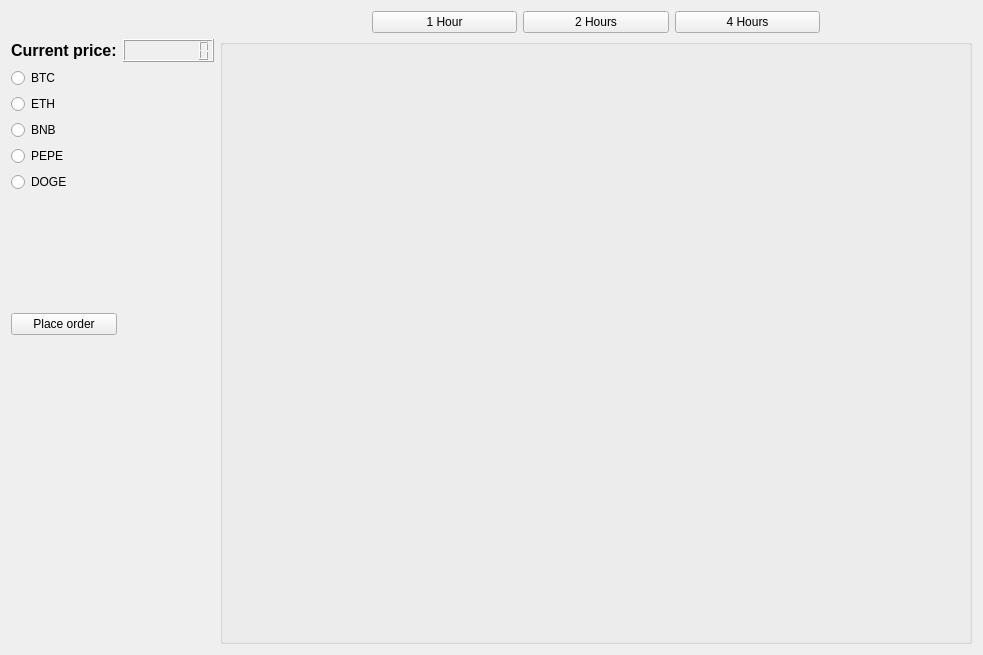
Qt form mainwindow.ui (Serejiy/BitExchnage) before a commit.
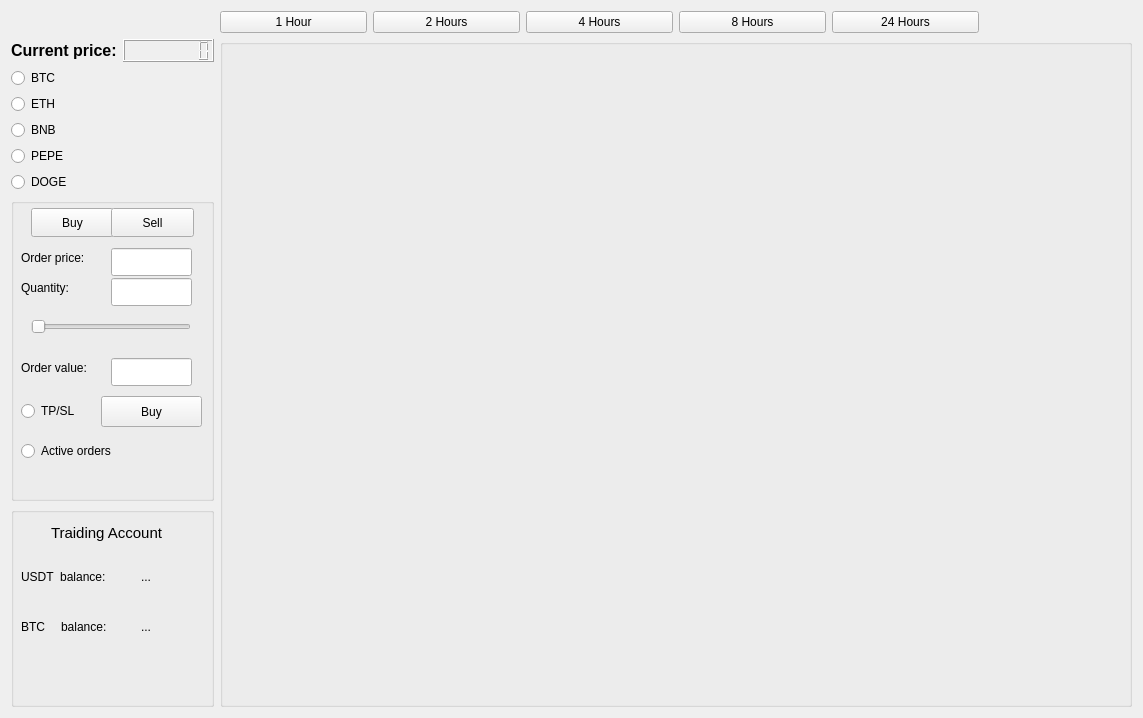
The same form after that commit.

Commit message: added placing order and balance design

```diff
--- a/mainwindow.ui
+++ b/mainwindow.ui
@@ -6,37 +6,22 @@
    <rect>
     <x>0</x>
     <y>0</y>
-    <width>983</width>
-    <height>655</height>
+    <width>1143</width>
+    <height>718</height>
    </rect>
   </property>
   <property name="windowTitle">
    <string>QtBinance</string>
   </property>
   <property name="styleSheet">
-   <string notr="true">
-}</string>
+   <string notr="true"/>
   </property>
   <property name="dockOptions">
    <set>QMainWindow::AllowTabbedDocks|QMainWindow::AnimatedDocks</set>
   </property>
   <widget class="QWidget" name="centralWidget">
    <layout class="QGridLayout" name="gridLayout_3">
-    <item row="8" column="0" rowspan="2">
-     <widget class="QPushButton" name="PlaceOrder">
-      <property name="text">
-       <string>Place order</string>
-      </property>
-     </widget>
-    </item>
-    <item row="3" column="0">
-     <widget class="QRadioButton" name="radioButton_2">
-      <property name="text">
-       <string>ETH</string>
-      </property>
-     </widget>
-    </item>
-    <item row="1" column="2" rowspan="13" colspan="5">
+    <item row="1" column="3" rowspan="11" colspan="6">
      <widget class="QGroupBox" name="groupBox">
       <property name="title">
        <string/>
@@ -44,10 +29,114 @@
       <layout class="QGridLayout" name="gridLayout_2"/>
      </widget>
     </item>
-    <item row="4" column="0">
-     <widget class="QRadioButton" name="radioButton_3">
+    <item row="6" column="0">
+     <widget class="QRadioButton" name="radioButton_5">
       <property name="text">
-       <string>BNB</string>
+       <string>DOGE</string>
+      </property>
+     </widget>
+    </item>
+    <item row="10" column="0" rowspan="2" colspan="2">
+     <widget class="QGroupBox" name="groupBox_2">
+      <property name="title">
+       <string/>
+      </property>
+      <widget class="QLabel" name="TraidingAccount">
+       <property name="geometry">
+        <rect>
+         <x>40</x>
+         <y>10</y>
+         <width>151</width>
+         <height>31</height>
+        </rect>
+       </property>
+       <property name="font">
+        <font>
+         <pointsize>11</pointsize>
+        </font>
+       </property>
+       <property name="text">
+        <string>Traiding Account</string>
+       </property>
+      </widget>
+      <widget class="QLabel" name="USDTlabel">
+       <property name="geometry">
+        <rect>
+         <x>10</x>
+         <y>60</y>
+         <width>101</width>
+         <height>20</height>
+        </rect>
+       </property>
+       <property name="text">
+        <string>USDT  balance:</string>
+       </property>
+      </widget>
+      <widget class="QLabel" name="balabel">
+       <property name="geometry">
+        <rect>
+         <x>50</x>
+         <y>110</y>
+         <width>63</width>
+         <height>20</height>
+        </rect>
+       </property>
+       <property name="text">
+        <string>balance:</string>
+       </property>
+      </widget>
+      <widget class="QLabel" name="USDTOutput">
+       <property name="geometry">
+        <rect>
+         <x>130</x>
+         <y>60</y>
+         <width>63</width>
+         <height>20</height>
+        </rect>
+       </property>
+       <property name="text">
+        <string>...</string>
+       </property>
+      </widget>
+      <widget class="QLabel" name="TokenOutput">
+       <property name="geometry">
+        <rect>
+         <x>130</x>
+         <y>110</y>
+         <width>63</width>
+         <height>20</height>
+        </rect>
+       </property>
+       <property name="text">
+        <string>...</string>
+       </property>
+      </widget>
+      <widget class="QLabel" name="Token">
+       <property name="geometry">
+        <rect>
+         <x>10</x>
+         <y>110</y>
+         <width>63</width>
+         <height>20</height>
+        </rect>
+       </property>
+       <property name="text">
+        <string>BTC</string>
+       </property>
+      </widget>
+     </widget>
+    </item>
+    <item row="2" column="0">
+     <widget class="QRadioButton" name="radioButton">
+      <property name="text">
+       <string>BTC</string>
+      </property>
+     </widget>
+    </item>
+    <item row="0" column="3">
+     <widget class="QPushButton" name="Hour">
+      <property name="text">
+       <string>1 Hour</string>
       </property>
      </widget>
     </item>
@@ -66,11 +155,36 @@
         <verstretch>0</verstretch>
        </sizepolicy>
       </property>
+      <property name="styleSheet">
+       <string notr="true">color: white;
+       </string>
+      </property>
       <property name="digitCount">
        <number>8</number>
       </property>
      </widget>
     </item>
+    <item row="0" column="6">
+     <widget class="QPushButton" name="EightHours">
+      <property name="text">
+       <string>8 Hours</string>
+      </property>
+     </widget>
+    </item>
+    <item row="5" column="0">
+     <widget class="QRadioButton" name="radioButton_4">
+      <property name="text">
+       <string>PEPE</string>
+      </property>
+     </widget>
+    </item>
+    <item row="0" column="7">
+     <widget class="QPushButton" name="TwentyFourHours">
+      <property name="text">
+       <string>24 Hours</string>
+      </property>
+     </widget>
+    </item>
     <item row="1" column="0">
      <widget class="QLabel" name="labelPairPrice">
       <property name="sizePolicy">
@@ -90,6 +204,20 @@
       </property>
      </widget>
     </item>
+    <item row="4" column="0">
+     <widget class="QRadioButton" name="radioButton_3">
+      <property name="text">
+       <string>BNB</string>
+      </property>
+     </widget>
+    </item>
+    <item row="3" column="0">
+     <widget class="QRadioButton" name="radioButton_2">
+      <property name="text">
+       <string>ETH</string>
+      </property>
+     </widget>
+    </item>
     <item row="0" column="4">
      <widget class="QPushButton" name="TwoHours">
       <property name="text">
@@ -97,32 +225,158 @@
       </property>
      </widget>
     </item>
-    <item row="0" column="3">
-     <widget class="QPushButton" name="Hour">
-      <property name="text">
-       <string>1 Hour</string>
+    <item row="7" column="0" rowspan="3" colspan="2">
+     <widget class="QGroupBox" name="groupBox_3">
+      <property name="title">
+       <string/>
       </property>
-     </widget>
-    </item>
-    <item row="2" column="0">
-     <widget class="QRadioButton" name="radioButton">
-      <property name="text">
-       <string>BTC</string>
-      </property>
-     </widget>
-    </item>
-    <item row="5" column="0">
-     <widget class="QRadioButton" name="radioButton_4">
-      <property name="text">
-       <string>PEPE</string>
-      </property>
-     </widget>
-    </item>
-    <item row="6" column="0">
-     <widget class="QRadioButton" name="radioButton_5">
-      <property name="text">
-       <string>DOGE</string>
-      </property>
+      <widget class="QPushButton" name="Buybtn">
+       <property name="geometry">
+        <rect>
+         <x>20</x>
+         <y>10</y>
+         <width>83</width>
+         <height>29</height>
+        </rect>
+       </property>
+       <property name="text">
+        <string>Buy</string>
+       </property>
+      </widget>
+      <widget class="QPushButton" name="Selbtn">
+       <property name="geometry">
+        <rect>
+         <x>100</x>
+         <y>10</y>
+         <width>83</width>
+         <height>29</height>
+        </rect>
+       </property>
+       <property name="text">
+        <string>Sell</string>
+       </property>
+      </widget>
+      <widget class="QLineEdit" name="OrderPticeLine">
+       <property name="geometry">
+        <rect>
+         <x>100</x>
+         <y>50</y>
+         <width>81</width>
+         <height>28</height>
+        </rect>
+       </property>
+      </widget>
+      <widget class="QLineEdit" name="QuantityLine">
+       <property name="geometry">
+        <rect>
+         <x>100</x>
+         <y>80</y>
+         <width>81</width>
+         <height>28</height>
+        </rect>
+       </property>
+      </widget>
+      <widget class="QLineEdit" name="ValueLine">
+       <property name="geometry">
+        <rect>
+         <x>100</x>
+         <y>160</y>
+         <width>81</width>
+         <height>28</height>
+        </rect>
+       </property>
+      </widget>
+      <widget class="QRadioButton" name="radioButton_6">
+       <property name="geometry">
+        <rect>
+         <x>10</x>
+         <y>200</y>
+         <width>112</width>
+         <height>26</height>
+        </rect>
+       </property>
+       <property name="text">
+        <string>TP/SL</string>
+       </property>
+      </widget>
+      <widget class="QPushButton" name="Execbtn">
+       <property name="geometry">
+        <rect>
+         <x>90</x>
+         <y>198</y>
+         <width>101</width>
+         <height>31</height>
+        </rect>
+       </property>
+       <property name="text">
+        <string>Buy</string>
+       </property>
+      </widget>
+      <widget class="QLabel" name="label">
+       <property name="geometry">
+        <rect>
+         <x>10</x>
+         <y>50</y>
+         <width>91</width>
+         <height>20</height>
+        </rect>
+       </property>
+       <property name="text">
+        <string>Order price:</string>
+       </property>
+      </widget>
+      <widget class="QLabel" name="label_2">
+       <property name="geometry">
+        <rect>
+         <x>10</x>
+         <y>80</y>
+         <width>63</width>
+         <height>20</height>
+        </rect>
+       </property>
+       <property name="text">
+        <string>Quantity:</string>
+       </property>
+      </widget>
+      <widget class="QLabel" name="label_3">
+       <property name="geometry">
+        <rect>
+         <x>10</x>
+         <y>160</y>
+         <width>81</width>
+         <height>20</height>
+        </rect>
+       </property>
+       <property name="text">
+        <string>Order value:</string>
+       </property>
+      </widget>
+      <widget class="QRadioButton" name="radioButton_7">
+       <property name="geometry">
+        <rect>
+         <x>10</x>
+         <y>240</y>
+         <width>121</width>
+         <height>26</height>
+        </rect>
+       </property>
+       <property name="text">
+        <string>Active orders</string>
+       </property>
+      </widget>
+      <widget class="QSlider" name="horizontalSlider">
+       <property name="geometry">
+        <rect>
+         <x>20</x>
+         <y>120</y>
+         <width>160</width>
+         <height>18</height>
+        </rect>
+       </property>
+       <property name="orientation">
+        <enum>Qt::Horizontal</enum>
+       </property>
+      </widget>
      </widget>
     </item>
    </layout>
```
